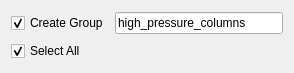
ebrahimraeyat/civilTools, file widgets/control/high_pressure_columns.ui: the form before one commit.
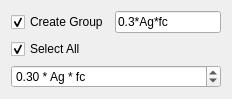
The form after the commit.

Commit message: Set limit for checking column axial forces

```diff
--- a/widgets/control/high_pressure_columns.ui
+++ b/widgets/control/high_pressure_columns.ui
@@ -9,8 +9,8 @@
    <rect>
     <x>0</x>
     <y>0</y>
-    <width>294</width>
-    <height>73</height>
+    <width>232</width>
+    <height>94</height>
    </rect>
   </property>
   <property name="windowTitle">
@@ -35,7 +35,7 @@
      <item>
       <widget class="QLineEdit" name="group_name">
        <property name="text">
-        <string>high_pressure_columns</string>
+        <string>0.3*Ag*fc</string>
        </property>
       </widget>
      </item>
@@ -51,6 +51,25 @@
      </property>
     </widget>
    </item>
+   <item>
+    <widget class="QDoubleSpinBox" name="limit_spinbox">
+     <property name="prefix">
+      <string/>
+     </property>
+     <property name="suffix">
+      <string> * Ag * fc</string>
+     </property>
+     <property name="maximum">
+      <double>1.000000000000000</double>
+     </property>
+     <property name="singleStep">
+      <double>0.100000000000000</double>
+     </property>
+     <property name="value">
+      <double>0.300000000000000</double>
+     </property>
+    </widget>
+   </item>
   </layout>
  </widget>
  <resources/>
```
Left out of the diff: 6 changed lines with no effect on the pictures. The commit also changes 2 other files.
